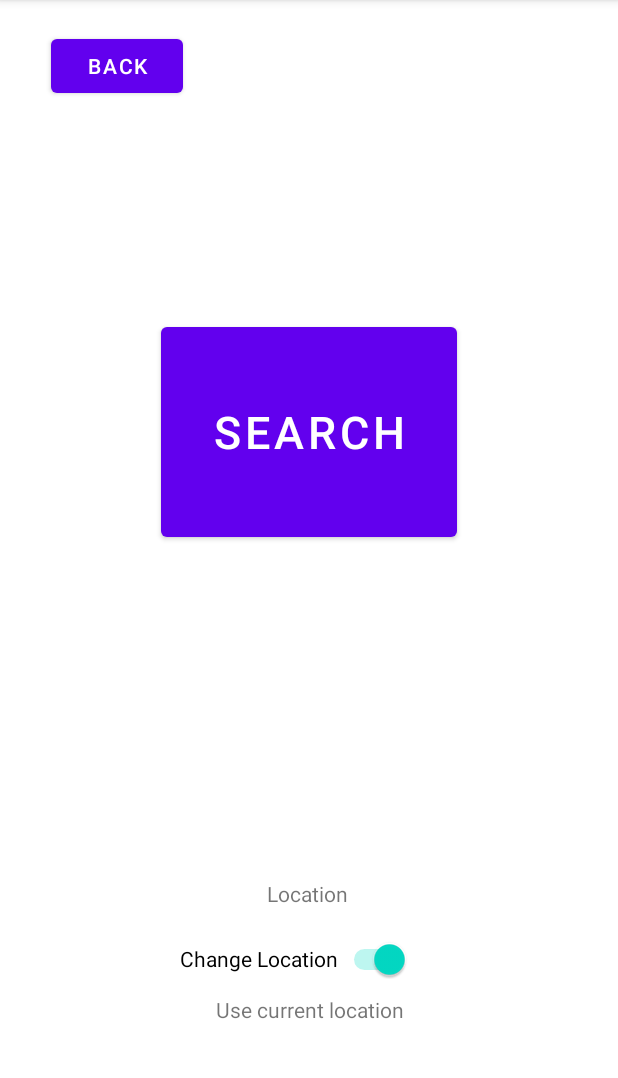
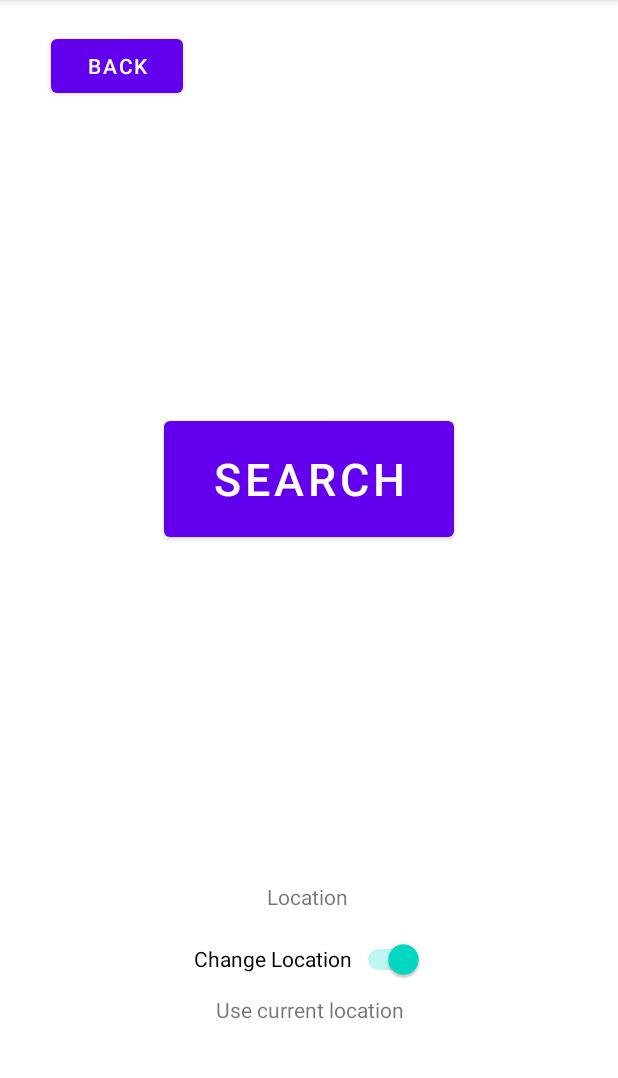
Before and after one commit to JakeHiggott/restaurant_randomizer, an Android app: the screen it shows after launch (findrestaurant), after a tap on "FIND A PLACE TO EAT!", on a phone screen of 412 x 824 dp, the part 84-1162 px from its top. Run offline under Robolectric (Android 15) with nearby library versions, the phone set to English and light mode, and no system bars.

Commit message:
changed some component constraints for layout. Get Directions started.

```diff
--- a/app/src/main/java/com/example/tipcalculator/API.java
+++ b/app/src/main/java/com/example/tipcalculator/API.java
@@ -84,8 +84,8 @@ public class API {
 
             g.setRestaurantID(RestaurantId);
             g.setRestaurantName(RestaurantName);
-            g.setRestaurantlat();
-            g.setRestaurantlongi();
+            g.setRestaurantlat(Restaurantlat);
+            g.setRestaurantlongi(Restaurantlongi);
             g.setRestaurantPhoto(RestaurantPhoto);
 
 
--- a/app/src/main/java/com/example/tipcalculator/DatabaseHelper.java
+++ b/app/src/main/java/com/example/tipcalculator/DatabaseHelper.java
@@ -18,7 +18,6 @@ public class DatabaseHelper extends SQLiteOpenHelper {
     @Override
     public void onCreate(SQLiteDatabase DB) {
         DB.execSQL("create Table RestaurantData(RestaurantID INTERGER primary key,name STRING,score DOUBLE, inFavorites INTERGER, photo STRING)"); //Uses SQL to create the database if it doesn't exist
-
     }
 
     @Override
--- a/app/src/main/res/layout/activity_findrestuarant.xml
+++ b/app/src/main/res/layout/activity_findrestuarant.xml
@@ -8,14 +8,16 @@
 
     <Button
         android:id="@+id/frSearchButton"
-        android:layout_width="197dp"
-        android:layout_height="152dp"
+        android:layout_width="193dp"
+        android:layout_height="89dp"
         android:layout_marginBottom="404dp"
         android:text="@string/search"
         android:textSize="30sp"
         app:layout_constraintBottom_toBottomOf="parent"
         app:layout_constraintEnd_toEndOf="parent"
-        app:layout_constraintStart_toStartOf="parent" />
+        app:layout_constraintStart_toStartOf="parent"
+        app:layout_constraintTop_toBottomOf="@+id/frBackButton"
+        app:layout_constraintVertical_bias="1.0" />
 
     <TextView
         android:id="@+id/textView2"
@@ -43,13 +45,13 @@
         android:id="@+id/switch1"
         android:layout_width="wrap_content"
         android:layout_height="wrap_content"
-        android:layout_marginStart="120dp"
-        android:layout_marginTop="10dp"
+        android:layout_marginTop="8dp"
         android:checked="true"
         android:minWidth="48dp"
         android:minHeight="48dp"
         android:showText="false"
         android:text="@string/change_location"
+        app:layout_constraintEnd_toEndOf="parent"
         app:layout_constraintStart_toStartOf="parent"
         app:layout_constraintTop_toBottomOf="@+id/textView2"
         tools:ignore="UseSwitchCompatOrMaterialXml" />
@@ -67,15 +69,15 @@
 
     <TextView
         android:id="@+id/loadingTextView"
-        android:layout_width="273dp"
-        android:layout_height="252dp"
-        android:layout_marginStart="60dp"
-        android:layout_marginTop="236dp"
+        android:layout_width="277dp"
+        android:layout_height="151dp"
+        android:layout_marginTop="52dp"
         android:gravity="center"
         android:text="@string/loading"
         android:textSize="48sp"
         android:visibility="invisible"
+        app:layout_constraintEnd_toEndOf="parent"
         app:layout_constraintStart_toStartOf="parent"
-        app:layout_constraintTop_toTopOf="parent" />
+        app:layout_constraintTop_toBottomOf="@+id/frSearchButton" />
 
 </androidx.constraintlayout.widget.ConstraintLayout>
--- a/app/src/main/res/layout/activity_rate.xml
+++ b/app/src/main/res/layout/activity_rate.xml
@@ -10,10 +10,11 @@
         android:layout_width="wrap_content"
         android:layout_height="wrap_content"
         android:text="@string/restaurant_name"
+        android:textSize="24sp"
         app:layout_constraintBottom_toTopOf="@+id/imageView"
         app:layout_constraintEnd_toEndOf="parent"
         app:layout_constraintStart_toStartOf="parent"
-        app:layout_constraintTop_toTopOf="parent" />
+        app:layout_constraintTop_toBottomOf="@+id/rateBackButton" />
 
     <ImageView
         android:id="@+id/imageView"
```
Also changed, not shown: app/src/main/java/com/example/tipcalculator/Globals.java (+15 -2 lines), app/src/main/java/com/example/tipcalculator/restaurantpage.java (+13 -0 lines), app/src/main/res/layout/activity_restuarantpage.xml (+5 -4 lines).
